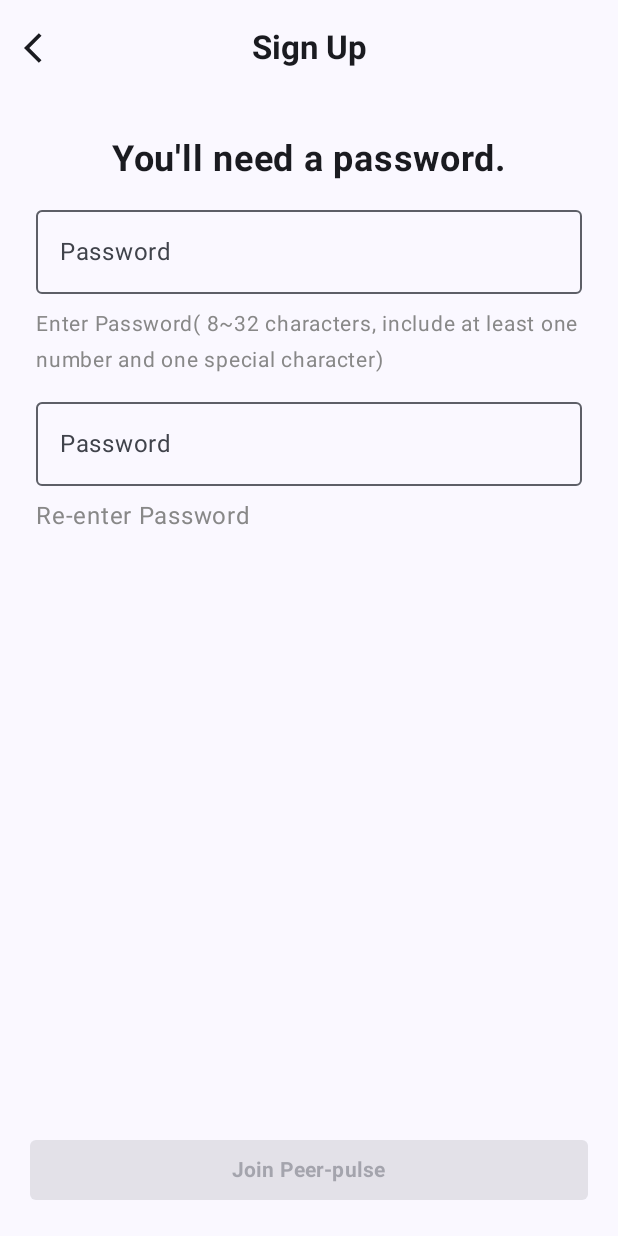
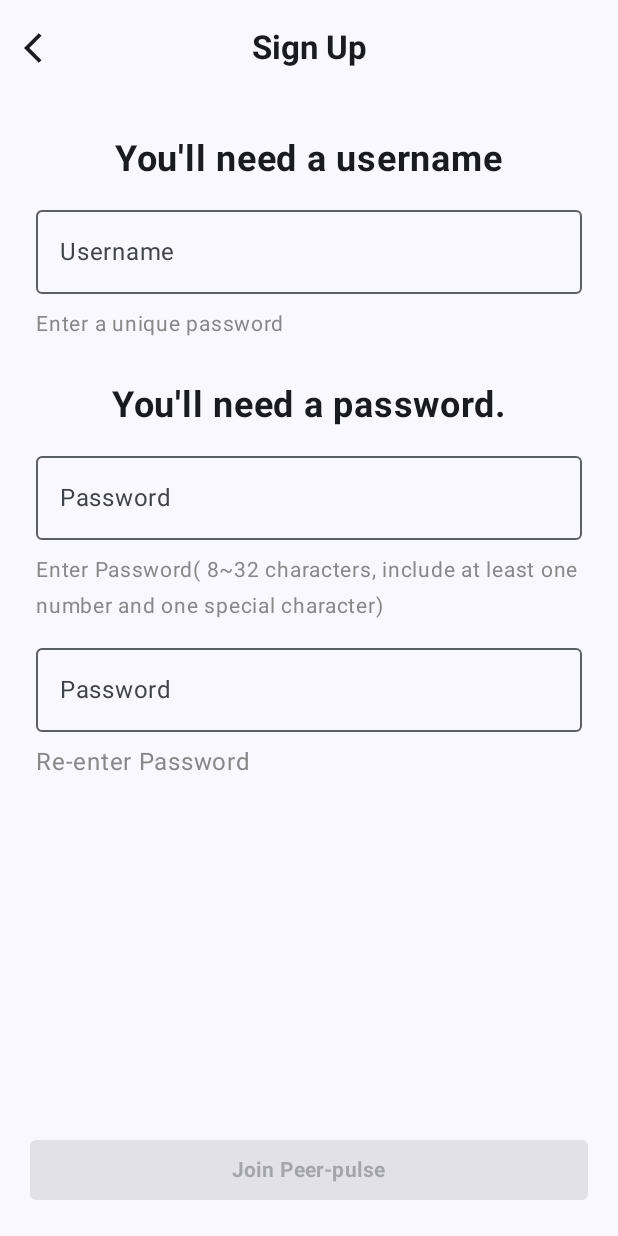
Before and after one commit to Amitbhat45/PeerPulse, an Android app built with Jetpack Compose: the SignUpPasswordScreen screen opened through its navigation route, on a phone screen of 412 x 824 dp. Run offline under Robolectric (Android 15) with nearby library versions, the phone set to English and light mode, and no system bars; our stand-ins replace Dagger/Hilt's generated code, Firebase (no records; nobody signed in at launch, a user with empty details on screens opened directly), Room's generated code, paging; 1 statement that could not run was skipped.

Commit message:
Addition of username to the app

```diff
--- a/app/src/main/java/com/example/peer_pulse/data/CommunityRepositoryImpl.kt
+++ b/app/src/main/java/com/example/peer_pulse/data/CommunityRepositoryImpl.kt
@@ -87,7 +87,8 @@ class CommunityRepositoryImpl @Inject constructor(
         userId : String,
         communityName: String,
         collegeCode : String,
-        timeStamp : Long
+        timeStamp : Long,
+        userName : String
     ): Flow<ResponseState<Boolean>> = flow {
         emit(ResponseState.Loading)
         val id = firestore.collection("messages").document().id
@@ -98,7 +99,8 @@ class CommunityRepositoryImpl @Inject constructor(
             communityName = communityName,
             collegeCode = collegeCode,
             timeStamp = timeStamp,
-            messageId = id
+            messageId = id,
+            userName = userName
         )
         firestore.collection("messages").document(id).set(messageMap).await()
         emit(ResponseState.Success(true))
--- a/app/src/main/java/com/example/peer_pulse/data/UserRepositoryImpl.kt
+++ b/app/src/main/java/com/example/peer_pulse/data/UserRepositoryImpl.kt
@@ -91,5 +91,41 @@ class UserRepositoryImpl @Inject constructor(
         emit(ResponseState.Error(it.message ?: "An unexpected error occurred"))
     }
 
+    override suspend fun updateUsername(
+        userId: String,
+        username: String
+    ): Flow<ResponseState<Boolean>> = flow {
+        emit(ResponseState.Loading)
+        firestore.runTransaction { transaction ->
+            val userDocRef = firestore.collection("users").document(userId)
+            transaction.update(userDocRef, "username", username)
+        }.await()
+        emit(ResponseState.Success(true))
+    }.catch {
+        emit(ResponseState.Error(it.message ?: "An unexpected error occurred"))
+
+    }
+
+    override suspend fun getUsername(userId: String): Flow<ResponseState<String>> = callbackFlow {
+        ResponseState.Loading
+        val snapshotListener = firestore.collection("users")
+            .document(userId)
+            .addSnapshotListener { snapshot, error ->
+                val response = if(snapshot != null){
+                    val username = snapshot["username"] as String
+                    ResponseState.Success(username)
+                }
+                else{
+                    ResponseState.Error(error?.message ?: "An unexpected error occurred")
+                }
+                trySend(response).isSuccess
+            }
+        awaitClose {
+            snapshotListener.remove()
+        }
+    }.catch {
+        emit(ResponseState.Error(it.message ?: "An unexpected error occurred"))
+    }
+
 
 }
--- a/app/src/main/java/com/example/peer_pulse/domain/model/Message.kt
+++ b/app/src/main/java/com/example/peer_pulse/domain/model/Message.kt
@@ -9,5 +9,6 @@ data class Message(
     var imageUrl: String? = null,
     var collegeCode : String = "",
     var communityName : String = "",
-    var timeStamp: Long = 0
+    var timeStamp: Long = 0,
+    var userName : String = ""
 )
--- a/app/src/main/java/com/example/peer_pulse/domain/repository/CommunityRepository.kt
+++ b/app/src/main/java/com/example/peer_pulse/domain/repository/CommunityRepository.kt
@@ -9,7 +9,7 @@ interface CommunityRepository {
     suspend fun getGeneralPostIdsByCollege(collegeName: String): Flow<ResponseState<List<String>>>
     suspend fun getAllCommunities(collegeCode: String): Flow<ResponseState<List<Community>>>
     suspend fun getMessagesByCommunity(collegeCode: String, communityId: String): Flow<ResponseState<List<Message>>>
-    suspend fun sendMessage(text: String, imageUrl: String, userId: String, communityName: String, collegeCode: String, timeStamp: Long): Flow<ResponseState<Boolean>>
+    suspend fun sendMessage(text: String, imageUrl: String, userId: String, communityName: String, collegeCode: String, timeStamp: Long,userName : String): Flow<ResponseState<Boolean>>
     suspend fun deleteMessage(messageId : String) : Flow<ResponseState<Boolean>>
 
 }
--- a/app/src/main/java/com/example/peer_pulse/domain/repository/UserRepository.kt
+++ b/app/src/main/java/com/example/peer_pulse/domain/repository/UserRepository.kt
@@ -8,4 +8,6 @@ interface UserRepository {
     suspend fun bookmarkedPosts(userId : String) : Flow<ResponseState<List<String>>>
     suspend fun followingPages(userId : String) : Flow<ResponseState<List<String>>>
     suspend fun updateFollowingPages(userId: String, followingPageNames: List<String?>) : Flow<ResponseState<Boolean>>
+    suspend fun updateUsername(userId: String, username: String) : Flow<ResponseState<Boolean>>
+    suspend fun getUsername(userId: String) : Flow<ResponseState<String>>
 }
--- a/app/src/main/java/com/example/peer_pulse/domain/repository/authRepository.kt
+++ b/app/src/main/java/com/example/peer_pulse/domain/repository/authRepository.kt
@@ -4,8 +4,9 @@ import com.example.peer_pulse.utilities.ResponseState
 import kotlinx.coroutines.flow.Flow
 
 interface AuthRepository {
-    suspend fun signUp(email: String, password: String) : Flow<ResponseState<Boolean>>
+    suspend fun signUp(email: String, password: String,userName : String) : Flow<ResponseState<Boolean>>
     suspend fun login(email: String, password: String) : Flow<ResponseState<Boolean>>
     suspend fun signOut() : Flow<ResponseState<Boolean>>
     fun isUserAuthenticated () : Boolean
+    suspend fun verifyUsername(userName : String) : Flow<ResponseState<Boolean>>
 }
--- a/app/src/main/java/com/example/peer_pulse/navigation/RootNavigation.kt
+++ b/app/src/main/java/com/example/peer_pulse/navigation/RootNavigation.kt
@@ -301,7 +301,8 @@ fun RootNavigation(
                    communityViewModel = communityViewModel,
                     communityName = communityName,
                     collegeCode = colleges.find { it.name == authViewModel.college }?.code ?: "",
-                    permissionGranted = permissionGranted
+                    permissionGranted = permissionGranted,
+                    userName = profileViewModel.userName
                 )
             }
         }
--- a/app/src/main/java/com/example/peer_pulse/presentation/AuthViewModel.kt
+++ b/app/src/main/java/com/example/peer_pulse/presentation/AuthViewModel.kt
@@ -42,6 +42,7 @@ class AuthViewModel @Inject constructor(
     var userId = auth.currentUser?.uid
     var email : String = ""
     var password : String = ""
+    var userName : String = ""
     var college : String = ""
 
     private val _signUp = mutableStateOf<ResponseState<Boolean?>>(ResponseState.Success(null))
@@ -59,13 +60,16 @@ class AuthViewModel @Inject constructor(
     private val _signOut = mutableStateOf<ResponseState<Boolean?>>(ResponseState.Success(null))
     val signOut : State<ResponseState<Boolean?>> = _signOut
 
+    private val _verifyUsername = mutableStateOf<ResponseState<Boolean?>>(ResponseState.Success(null))
+    val verifyUsername : State<ResponseState<Boolean?>> = _verifyUsername
+
 
     val isUserAuthenticated get() = authRepository.isUserAuthenticated()
 
 
     fun signUp(){
         viewModelScope.launch {
-            authRepository.signUp(email, password).collect {
+            authRepository.signUp(email, password,userName).collect {
                 _signUp.value = it
             }
         }
@@ -160,6 +164,14 @@ class AuthViewModel @Inject constructor(
         }
     }
 
+    fun verifyUsername(userName: String){
+        viewModelScope.launch {
+            authRepository.verifyUsername(userName).collect {
+                _verifyUsername.value = it
+            }
+        }
+    }
+
 
     fun resetState() {
         _state.update { SignInState() }
--- a/app/src/main/java/com/example/peer_pulse/presentation/community/CommunityViewModel.kt
+++ b/app/src/main/java/com/example/peer_pulse/presentation/community/CommunityViewModel.kt
@@ -78,7 +78,8 @@ class CommunityViewModel @Inject constructor(
         userId: String,
         communityName: String,
         collegeCode: String,
-        timeStamp: Long
+        timeStamp: Long,
+        userName : String
     ) {
         viewModelScope.launch {
             communityRepository.sendMessage(
@@ -87,7 +88,8 @@ class CommunityViewModel @Inject constructor(
                 userId = userId,
                 communityName = communityName,
                 collegeCode = collegeCode,
-                timeStamp = timeStamp
+                timeStamp = timeStamp,
+                userName = userName
             ).collect { state ->
                 _sendMessage.value = state
             }
--- a/app/src/main/java/com/example/peer_pulse/presentation/profile/ProfileViewModel.kt
+++ b/app/src/main/java/com/example/peer_pulse/presentation/profile/ProfileViewModel.kt
@@ -14,41 +14,50 @@ import javax.inject.Inject
 
 @HiltViewModel
 class ProfileViewModel @Inject constructor(
-    private val auth : FirebaseAuth,
+    private val auth: FirebaseAuth,
     private val userRepository: UserRepository,
 ) : ViewModel() {
     init {
         auth.addAuthStateListener {
             userId = it.currentUser?.uid
+            getUsername(userId!!)
         }
     }
 
-    private val _state1 = mutableStateOf<ResponseState<List<String>?>>(ResponseState.Success(emptyList()))
-    val state1 : State<ResponseState<List<String>?>> = _state1
+    private val _state1 =
+        mutableStateOf<ResponseState<List<String>?>>(ResponseState.Success(emptyList()))
+    val state1: State<ResponseState<List<String>?>> = _state1
 
+    private val _state2 =
+        mutableStateOf<ResponseState<List<String>?>>(ResponseState.Success(emptyList()))
+    val state2: State<ResponseState<List<String>?>> = _state2
 
-    private val _state2 = mutableStateOf<ResponseState<List<String>?>>(ResponseState.Success(emptyList()))
-    val state2 : State<ResponseState<List<String>?>> = _state2
-
-
-    private val _state3 = mutableStateOf<ResponseState<List<String>?>>(ResponseState.Success(emptyList()))
-    val state3 : State<ResponseState<List<String>?>> = _state3
+    private val _state3 =
+        mutableStateOf<ResponseState<List<String>?>>(ResponseState.Success(emptyList()))
+    val state3: State<ResponseState<List<String>?>> = _state3
 
     private val _state4 = mutableStateOf<ResponseState<Boolean?>>(ResponseState.Success(null))
-    val state4 : State<ResponseState<Boolean?>> = _state4
+    val state4: State<ResponseState<Boolean?>> = _state4
+
+    private val _state5 = mutableStateOf<ResponseState<Boolean?>>(ResponseState.Success(null))
+    val state5: State<ResponseState<Boolean?>> = _state5
+
+    private val _state6 = mutableStateOf<ResponseState<String?>>(ResponseState.Success(null))
+    val state6: State<ResponseState<String?>> = _state6
 
 
     var userId = auth.currentUser?.uid
+    var userName = ""
     var postIds: List<String?> = emptyList()
     var bookmarkedPostIds: List<String?> = emptyList()
     var followingPageIds: List<String?> = emptyList()
 
-    fun myPosts(){
+    fun myPosts() {
         userId?.let {
             viewModelScope.launch {
-                userRepository.myPosts(it).collect {state->
+                userRepository.myPosts(it).collect { state ->
                     _state1.value = state
-                    if( state is ResponseState.Success){
+                    if (state is ResponseState.Success) {
                         postIds = state.data
                     }
                 }
@@ -57,13 +66,12 @@ class ProfileViewModel @Inject constructor(
     }
 
 
-
-     fun getBookmarkedPosts(){
+    fun getBookmarkedPosts() {
         userId?.let {
             viewModelScope.launch {
-                userRepository.bookmarkedPosts(it).collect {state->
+                userRepository.bookmarkedPosts(it).collect { state ->
                     _state2.value = state
-                    if (state is ResponseState.Success){
+                    if (state is ResponseState.Success) {
                         bookmarkedPostIds = state.data
                     }
                 }
@@ -71,12 +79,12 @@ class ProfileViewModel @Inject constructor(
         }
     }
 
-    fun getFollowingPages(){
+    fun getFollowingPages() {
         userId?.let {
             viewModelScope.launch {
-                userRepository.followingPages(it).collect {state->
+                userRepository.followingPages(it).collect { state ->
                     _state3.value = state
-                    if (state is ResponseState.Success){
+                    if (state is ResponseState.Success) {
                         followingPageIds = state.data
                     }
                 }
@@ -84,31 +92,54 @@ class ProfileViewModel @Inject constructor(
         }
     }
 
-    fun updateFollowingPages(followingPageNames: List<String?>){
+    private fun updateFollowingPages(followingPageNames: List<String?>) {
         userId?.let {
             viewModelScope.launch {
-                userRepository.updateFollowingPages(it, followingPageNames).collect {state->
+                userRepository.updateFollowingPages(it, followingPageNames).collect { state ->
                     _state4.value = state
                 }
             }
         }
     }
 
-    fun addToFollowingPage(name : String){
-       val newFollowingPages = followingPageIds + name
+    fun addToFollowingPage(name: String) {
+        val newFollowingPages = followingPageIds + name
         updateFollowingPages(newFollowingPages)
     }
 
-    fun removeFromFollowingPage(name : String){
+    fun removeFromFollowingPage(name: String) {
         val newFollowingPages = followingPageIds - name
         updateFollowingPages(newFollowingPages)
     }
 
-    fun resetState(){
+    fun updateUsername(username: String) {
+        userId?.let {
+            viewModelScope.launch {
+                userRepository.updateUsername(it, username).collect { state ->
+                    _state5.value = state
+                }
+            }
+        }
+    }
+
+    private fun getUsername(userId: String) {
+        viewModelScope.launch {
+            userRepository.getUsername(userId).collect { state ->
+                _state6.value = state
+                if (state is ResponseState.Success) {
+                    userName = state.data
+                }
+            }
+        }
+    }
+
+
+    fun resetState() {
         _state1.value = ResponseState.Success(emptyList())
         _state2.value = ResponseState.Success(emptyList())
         _state3.value = ResponseState.Success(emptyList())
         _state4.value = ResponseState.Success(null)
+        _state5.value = ResponseState.Success(null)
     }
 
 }
--- a/app/src/main/java/com/example/peer_pulse/presentation/signup/SignUpPasswordScreen.kt
+++ b/app/src/main/java/com/example/peer_pulse/presentation/signup/SignUpPasswordScreen.kt
@@ -3,6 +3,7 @@ package com.example.peer_pulse.presentation.signup
 import androidx.collection.emptyLongSet
 import androidx.compose.foundation.layout.Arrangement
 import androidx.compose.foundation.layout.Column
+import androidx.compose.foundation.layout.Row
 import androidx.compose.foundation.layout.fillMaxSize
 import androidx.compose.foundation.layout.fillMaxWidth
 import androidx.compose.foundation.layout.imePadding
@@ -26,6 +27,7 @@ import androidx.compose.ui.Alignment
 import androidx.compose.ui.Modifier
 import androidx.compose.ui.graphics.Color
 import androidx.compose.ui.text.font.FontWeight
+import androidx.compose.ui.tooling.preview.Preview
 import androidx.compose.ui.unit.dp
 import androidx.compose.ui.unit.sp
 import androidx.navigation.NavController
@@ -34,6 +36,7 @@ import com.example.peer_pulse.utilities.ResponseState
 import com.example.peer_pulse.utilities.Screens
 import com.example.peer_pulse.utilities.ToastMessage
 import com.example.peer_pulse.utilities.rememberImeState
+import kotlinx.coroutines.delay
 import kotlinx.coroutines.launch
 
 @Composable
@@ -41,6 +44,12 @@ fun SignUpPasswordScreen(
     navController: NavController,
     authViewModel: AuthViewModel
 ) {
+    var userName by remember {
+        mutableStateOf("")
+    }
+    var userNameValid by remember {
+        mutableStateOf<Boolean?>(null)
+    }
     val coroutineScope = rememberCoroutineScope()
     val password = remember { mutableStateOf("") }
     var passwordValid by remember {
@@ -65,12 +74,13 @@ fun SignUpPasswordScreen(
         val imeState = rememberImeState()
         val scrollState = rememberScrollState()
         LaunchedEffect(key1 = imeState.value) {
-            if(imeState.value){
+            if (imeState.value) {
                 scrollState.scrollTo(scrollState.maxValue)
             }
         }
         Column(
-            modifier = Modifier.padding(it)
+            modifier = Modifier
+                .padding(it)
                 .padding(4.dp)
                 .fillMaxSize()
                 .verticalScroll(scrollState)
@@ -81,6 +91,70 @@ fun SignUpPasswordScreen(
                     .weight(6.5f)
             ) {
                 Text(
+                    text = "You'll need a username",
+                    fontWeight = FontWeight.Bold,
+                    fontSize = 24.sp,
+                    modifier = Modifier
+                        .align(Alignment.CenterHorizontally)
+                        .padding(8.dp)
+                )
+                OutlinedTextField(
+                    value = userName,
+                    onValueChange = {
+                        userName = it
+                        authViewModel.verifyUsername(userName)
+                    },
+                    modifier = Modifier
+                        .fillMaxWidth()
+                        .padding(4.dp),
+                    label = {
+                        Text(
+                            text = "Username",
+                        )
+                    },
+                    placeholder = {
+                        Text(
+                            text = "Enter Username "
+                        )
+                    },
+                )
+                Row {
+                    Text(
+                        text = if(userNameValid == true) "Valid Username" else if(userNameValid == false) "Invalid Username" else "Enter a unique password",
+                        color = when (userNameValid) {
+                            null -> Color.Gray
+                            false -> Color.Red
+                            else -> Color.Green
+                        },
+                        fontSize = 14.sp,
+                        modifier = Modifier
+                            .padding(4.dp)
+                            .padding(bottom = 16.dp)
+                    )
+                    when (val response = authViewModel.verifyUsername.value) {
+                        is ResponseState.Error -> {
+                            ToastMessage(message = response.message)
+                        }
+
+                        ResponseState.Loading -> {
+                            CircularProgressIndicator()
+                        }
+
+                        is ResponseState.Success -> {
+                            if(response.data == true){
+                               userNameValid = true
+                            }
+                            else if(response.data == false) {
+                                userNameValid = false
+                            }
+                            else
+                            {
+
+                            }
+                        }
+                    }
+                }
+                Text(
                     text = "You'll need a password.",
                     fontWeight = FontWeight.Bold,
                     fontSize = 24.sp,
@@ -90,9 +164,10 @@ fun SignUpPasswordScreen(
                 )
                 OutlinedTextField(
                     value = password.value,
-                    onValueChange = {changedPassword->
+                    onValueChange = { changedPassword ->
                         password.value = changedPassword
-                        passwordValid = authViewModel.passwordValidate(changedPassword)
+                        passwordValid =
+                        authViewModel.passwordValidate(changedPassword)
                     },
                     modifier = Modifier
                         .fillMaxWidth()
@@ -110,18 +185,16 @@ fun SignUpPasswordScreen(
                     isError = passwordValid == false
                 )
                 Text(
-                    text = if(passwordValid == null)
-                        "Enter Password( 8~32 characters, include at least one number and one special character)"
-                    else if(passwordValid == false)
-                        "Invalid Password"
-                    else
-                        "Valid Password",
-                    color = if(passwordValid == null)
-                        Color.Gray
-                    else if(passwordValid == false)
-                        Color.Red
-                    else
-                        Color.Green,
+                    text = when (passwordValid) {
+                        null -> "Enter Password( 8~32 characters, include at least one number and one special character)"
+                        false -> "Invalid Password"
+                        else -> "Valid Password"
+                    },
+                    color = when (passwordValid) {
+                        null -> Color.Gray
+                        false -> Color.Red
+                        else -> Color.Green
+                    },
                     fontSize = 14.sp,
                     modifier = Modifier.padding(4.dp)
 
@@ -130,7 +203,8 @@ fun SignUpPasswordScreen(
                     value = verifiedPassword.value,
                     onValueChange = {
                         verifiedPassword.value = it
-                        secondPasswordValid = authViewModel.passwordVerify(password.value, it)
+                        secondPasswordValid =
+                        authViewModel.passwordVerify(password.value, it)
                     },
                     modifier = Modifier
                         .fillMaxWidth()
@@ -148,15 +222,15 @@ fun SignUpPasswordScreen(
                     isError = secondPasswordValid == false
                 )
                 Text(
-                    text = if(secondPasswordValid == null)
+                    text = if (secondPasswordValid == null)
                         "Re-enter Password"
-                    else if(secondPasswordValid == false)
+                    else if (secondPasswordValid == false)
                         "Passwords do not match"
                     else
                         "Passwords match",
-                    color = if(secondPasswordValid == null)
+                    color = if (secondPasswordValid == null)
                         Color.Gray
-                    else if(secondPasswordValid == false)
+                    else if (secondPasswordValid == false)
                         Color.Red
                     else
                         Color.Blue,
@@ -174,6 +248,7 @@ fun SignUpPasswordScreen(
                     onClick = {
                         coroutineScope.launch {
                             authViewModel.password = password.value
+                            authViewModel.userName = userName
                             authViewModel.college = authViewModel.whichCollege(authViewModel.email)
                             verifyMessage = true
                             authViewModel.registerCollege()
@@ -184,7 +259,7 @@ fun SignUpPasswordScreen(
                         .fillMaxWidth()
                         .padding(top = 10.dp),
                     shape = RoundedCornerShape(4.dp),
-                    enabled = passwordValid == true && secondPasswordValid == true
+                    enabled = passwordValid == true && secondPasswordValid == true && userNameValid == true
                 ) {
                     Text(
                         text = "Join Peer-pulse",
@@ -241,3 +316,10 @@ fun SignUpPasswordScreen(
         }
     }
 }
+
+
+//@Preview
+//@Composable
+//fun PreviewSignUpPasswordScreen() {
+//    SignUpPasswordScreen()
+//}
```
Also changed, not shown: app/src/main/java/com/example/peer_pulse/data/AuthRepositoryImpl.kt (+23 -1 lines), app/src/main/java/com/example/peer_pulse/presentation/community/CommunityMessageScreen.kt (+15 -8 lines), app/src/main/java/com/example/peer_pulse/presentation/profile/ProfileScreen.kt (+44 -24 lines).
